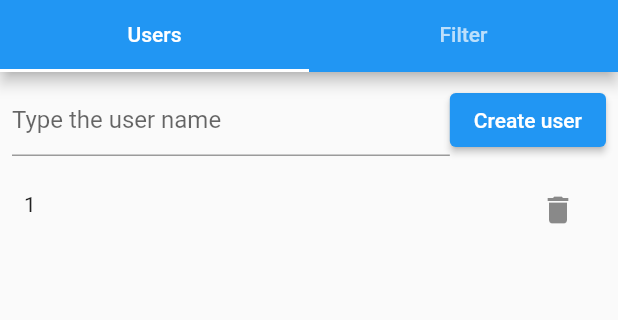
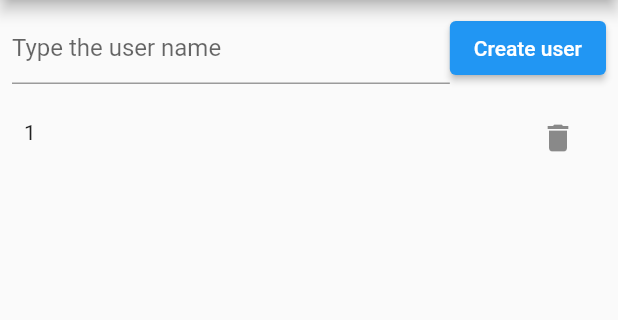
Before and after one commit to raul94a/isar_example, a Flutter app: the screen it shows after launch, after a tap on "Create user", on a phone screen of 412 x 824 dp, the part 84-404 px from its top. Run offline on Flutter 3.47's test engine with Material 2 defaults, Android fonts, the phone set to English and light mode, and no system bars; our stand-ins replace isar; accounts and stored records are empty; generated files the repository leaves out were written again.

Commit message:
Watch Users

```diff
--- a/lib/main.dart
+++ b/lib/main.dart
@@ -1,4 +1,3 @@
-import 'dart:async';
 import 'package:flutter/material.dart';
 import 'package:isar_example/database/isar_helper.dart';
 import 'package:isar_example/database/user_dao.dart';
@@ -19,136 +18,14 @@ class MainApp extends StatelessWidget {
   }
 }
 
-class IsarExample extends StatelessWidget {
+class IsarExample extends StatefulWidget {
   const IsarExample({super.key});
 
   @override
-  Widget build(BuildContext context) {
-    final dao = UserDao();
-    return DefaultTabController(
-      length: 2,
-      child: Scaffold(
-        appBar: AppBar(
-          title: const Text('Isar example'),
-          bottom: const TabBar(tabs: [
-            Tab(
-              text: 'Users',
-            ),
-            Tab(
-              text: 'Filter',
-            )
-          ]),
-        ),
-        body: TabBarView(
-          children: [
-            //CRUD tab
-            _CreateUserTab(
-              dao: dao,
-            ),
-            //Filter by name tab
-            _FilterUsersTab(
-              dao: dao,
-            )
-          ],
-        ),
-      ),
-    );
-  }
+  State<IsarExample> createState() => _IsarExampleState();
 }
 
-class _FilterUsersTab extends StatefulWidget {
-  const _FilterUsersTab({
-    super.key,
-    required this.dao,
-  });
-
-  final UserDao dao;
-
-  @override
-  State<_FilterUsersTab> createState() => _FilterUsersTabState();
-}
-
-class _FilterUsersTabState extends State<_FilterUsersTab> {
-  StreamSubscription<List<User>>? subscription;
-  final streamController = StreamController<List<User>>.broadcast();
-
-  @override
-  void dispose() {
-    subscription?.cancel();
-    streamController.close();
-
-    super.dispose();
-  }
-
-  @override
-  Widget build(BuildContext context) {
-    return Column(
-      children: [
-        Padding(
-          padding: const EdgeInsets.all(8.0),
-          child: Row(
-            crossAxisAlignment: CrossAxisAlignment.end,
-            children: [
-              Expanded(
-                  child: TextField(
-                onChanged: (value) async {
-                  if (value.isEmpty) {
-                    streamController.sink.add([]);
-                    return;
-                  }
-                  subscription = widget.dao
-                      .watchUsersByName(value)
-                      .listen(streamController.sink.add);
-                  // dao
-                  //     .watchUsersByName(value)
-                  //     .listen(searchStreamController.add);
-                },
-                decoration:
-                    const InputDecoration(hintText: 'Type the user name'),
-              )),
-            ],
-          ),
-        ),
-        StreamBuilder<List<User>>(
-            stream: streamController.stream,
-            builder: (context, snapshot) {
-              final users = snapshot.data ?? [];
-              return Expanded(
-                child: ListView.builder(
-                    itemCount: users.length,
-                    itemBuilder: (ctx, index) {
-                      final user = users[index];
-                      return ListTile(
-                        leading: Text('${user.id}'),
-                        title: Text(user.name),
-                        trailing: IconButton(
-                          onPressed: () {
-                            widget.dao.deleteOne(user);
-                          },
-                          icon: const Icon(Icons.delete),
-                        ),
-                      );
-                    }),
-              );
-            })
-      ],
-    );
-  }
-}
-
-class _CreateUserTab extends StatefulWidget {
-  const _CreateUserTab({
-    super.key,
-    required this.dao,
-  });
-
-  final UserDao dao;
-
-  @override
-  State<_CreateUserTab> createState() => _CreateUserTabState();
-}
-
-class _CreateUserTabState extends State<_CreateUserTab> {
+class _IsarExampleState extends State<IsarExample> {
   final TextEditingController controller = TextEditingController();
   @override
   void dispose() {
@@ -158,8 +35,12 @@ class _CreateUserTabState extends State<_CreateUserTab> {
 
   @override
   Widget build(BuildContext context) {
-    print('Building');
-    return SingleChildScrollView(
+    final dao = UserDao();
+    return Scaffold(
+        appBar: AppBar(
+          title: const Text('Isar example'),
+        ),
+        body: SingleChildScrollView(
           child: Column(
             children: [
               Padding(
@@ -176,7 +57,7 @@ class _CreateUserTabState extends State<_CreateUserTab> {
                     ElevatedButton(
                         onPressed: () async {
                           User user = User()..name = controller.text;
-                      final id = await widget.dao.upsert(user);
+                          final id = await dao.upsert(user);
                           user.id = id;
                           controller.clear();
 
@@ -189,10 +70,8 @@ class _CreateUserTabState extends State<_CreateUserTab> {
                 ),
               ),
               StreamBuilder<List<User>>(
-
-              stream: widget.dao.watchUsers(),
+                  stream: dao.watchUsers(),
                   builder: (context, snapshot) {
-
                     final users = snapshot.data ?? [];
                     return ListView.builder(
                         primary: false,
@@ -205,7 +84,7 @@ class _CreateUserTabState extends State<_CreateUserTab> {
                             title: Text(user.name),
                             trailing: IconButton(
                               onPressed: () {
-                            widget.dao.deleteOne(user);
+                                dao.deleteOne(user);
                                 // setState(() {
                                 //   users.removeWhere((element) => user.id == element.id);
                                 // });
@@ -217,6 +96,6 @@ class _CreateUserTabState extends State<_CreateUserTab> {
                   })
             ],
           ),
-    );
+        ));
   }
 }
```
Lines whose indentation alone changed are shown as unchanged.
